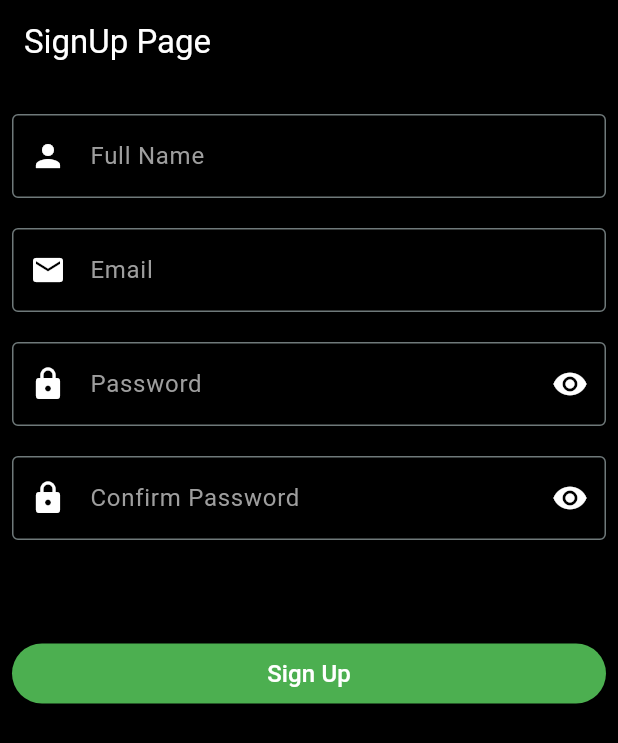
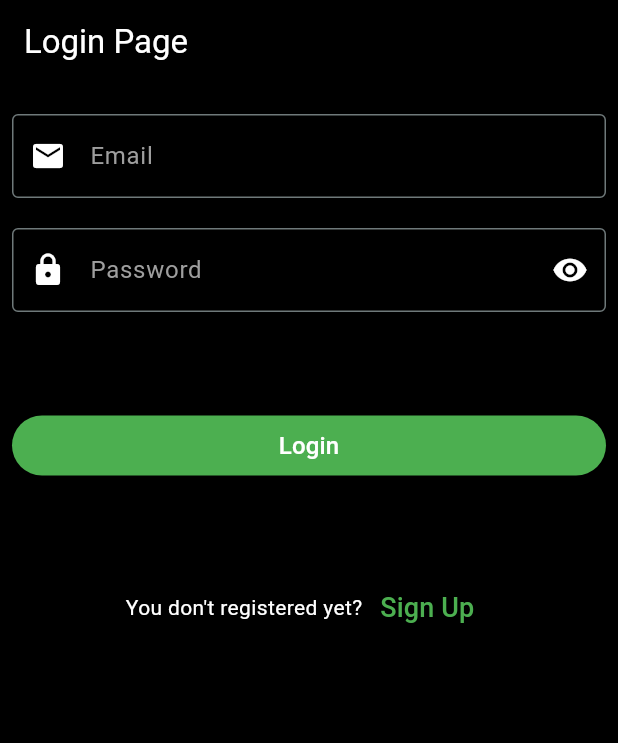
Before and after one commit to mohamedsalah918101/shopping-app, a Flutter app: the screen it shows after launch, on a phone screen of 412 x 824 dp. Shown: the top 743 px of the screen. Run offline on Flutter 3.47's test engine with Material 3 defaults, Android fonts, the phone set to English and light mode, and no system bars; our stand-ins replace easy_localization, firebase_auth, firebase_core, page_transition; accounts and stored records are empty; generated files the repository leaves out were written again.

```diff
--- /dev/null
+++ b/lib/login_page.dart
@@ -0,0 +1,183 @@
+import 'package:firebase_auth/firebase_auth.dart';
+import 'package:flutter/material.dart';
+import 'package:page_transition/page_transition.dart';
+import 'package:shopping_app/shopping_page.dart';
+import 'package:shopping_app/signup_page.dart';
+
+class LoginPage extends StatefulWidget {
+  const LoginPage({super.key});
+
+  @override
+  State<LoginPage> createState() => _LoginPageState();
+}
+
+class _LoginPageState extends State<LoginPage> {
+  final _formKey = GlobalKey<FormState>();
+  TextEditingController emailController = TextEditingController();
+  TextEditingController passwordController = TextEditingController();
+  bool hiddenPassword = true;
+
+  @override
+  Widget build(BuildContext context) {
+    return Scaffold(
+      backgroundColor: Colors.black,
+      appBar: AppBar(
+        backgroundColor: Colors.black,
+        automaticallyImplyLeading: false,
+        title: Text(
+          "Login Page",
+          style: TextStyle(color: Colors.white),
+        ),
+      ),
+      body: SingleChildScrollView(
+        padding: EdgeInsets.symmetric(vertical: 20, horizontal: 8),
+        child: Form(
+            key: _formKey,
+            child: Column(
+              crossAxisAlignment: CrossAxisAlignment.stretch,
+              spacing: 20,
+              children: [
+                TextFormField(
+                  controller: emailController,
+                  style: TextStyle(color: Colors.white),
+                  decoration: InputDecoration(
+                      labelText: 'Email',
+                      labelStyle: TextStyle(color: Colors.grey),
+                      border: OutlineInputBorder(),
+                      prefixIcon: Icon(
+                        Icons.email,
+                        color: Colors.white,
+                      )),
+                  validator: (value) {
+                    if (value == null || value.isEmpty) {
+                      return 'Please enter your email';
+                    }
+                    if (!value.contains('@')) {
+                      return 'Email must contain @';
+                    }
+                    return null;
+                  },
+                ),
+                TextFormField(
+                  controller: passwordController,
+                  style: TextStyle(color: Colors.white),
+                  obscureText: hiddenPassword,
+                  decoration: InputDecoration(
+                    labelText: 'Password',
+                    labelStyle: TextStyle(color: Colors.grey),
+                    border: OutlineInputBorder(),
+                    prefixIcon: Icon(
+                      Icons.lock,
+                      color: Colors.white,
+                    ),
+                    suffixIcon: IconButton(
+                      onPressed: () {
+                        togglePassword();
+                      },
+                      icon: Icon(
+                        hiddenPassword ? Icons.visibility : Icons.visibility_off,
+                        color: Colors.white,
+                      ),
+                    ),
+                  ),
+                  validator: (value) {
+                    if (value == null || value.isEmpty) {
+                      return 'Please enter your password';
+                    }
+                    if (value.length < 6) {
+                      return 'Password must be at least 6 characters';
+                    }
+                    return null;
+                  },
+                ),
+                SizedBox(
+                  height: 25,
+                ),
+                ElevatedButton(
+                  onPressed: () async {
+                    if (_formKey.currentState!.validate()) {
+                      try {
+                        await FirebaseAuth.instance.signInWithEmailAndPassword(
+                          email: emailController.text,
+                          password: passwordController.text,
+                        );
+                          // Fade animation using PageTransition Package
+                          Navigator.push(
+                            context,
+                            PageTransition(
+                              type: PageTransitionType.fade,
+                              alignment: Alignment.topCenter,
+                              duration: Duration(seconds: 2),
+                              child: ShoppingPage(),
+                            ),
+                          );
+                      } on FirebaseAuthException catch (e) {
+                        if (e.code == 'user-not-found') {
+                          showErrorSnackBar('No user found for that email.');
+                        } else if (e.code == 'wrong-password') {
+                          showErrorSnackBar('Wrong password provided for that user.');
+                        }
+                      }
+                    } else {
+                       if (!emailController.text.contains('@')) {
+                        showErrorSnackBar("Email must contain @");
+                      } else if (passwordController.text.length < 6) {
+                        showErrorSnackBar(
+                            "Password must be at least 6 characters");
+                      }
+                    }
+                  },
+                  style: ElevatedButton.styleFrom(backgroundColor: Colors.green),
+                  child: Text(
+                    "Login",
+                    style: TextStyle(color: Colors.white, fontSize: 16),
+                  ),
+                ),
+                SizedBox(height: 20,),
+                Row(
+                  mainAxisAlignment: MainAxisAlignment.center,
+                  children: [
+                    Text(
+                      "You don't registered yet?",
+                      style: TextStyle(color: Colors.white),
+                    ),
+                    TextButton(
+                      onPressed: () {
+                        // Left to Right animation using PageTransition Package
+                        Navigator.push(
+                          context,
+                          PageTransition(
+                            type: PageTransitionType.leftToRight,
+                            alignment: Alignment.topCenter,
+                            duration: Duration(seconds: 1),
+                            child: SignupPage(),
+                          ),
+                        );
+                      },
+                      child: Text(
+                        "Sign Up",
+                        style: TextStyle(color: Colors.green, fontSize: 18),
+                      ),
+                    ),
+                  ],
+                )
+              ],
+            )
+        ),
+      ),
+    );
+  }
+
+  togglePassword() {
+    hiddenPassword = !hiddenPassword;
+    setState(() {});
+  }
+
+  showErrorSnackBar(String message) {
+    ScaffoldMessenger.of(context).showSnackBar(SnackBar(
+      content: Text(message),
+      backgroundColor: Colors.red,
+    ));
+  }
+
+}
--- a/lib/main.dart
+++ b/lib/main.dart
@@ -1,9 +1,15 @@
 import 'package:easy_localization/easy_localization.dart';
 import 'package:flutter/material.dart';
+import 'package:shopping_app/login_page.dart';
 import 'package:shopping_app/signup_page.dart';
+import 'package:firebase_core/firebase_core.dart';
+import 'firebase_options.dart';
 
 void main() async {
   WidgetsFlutterBinding.ensureInitialized();
+  await Firebase.initializeApp(
+    options: DefaultFirebaseOptions.currentPlatform,
+  );
   // using EasyLocalization Package for switch between Arabic and English
   await EasyLocalization.ensureInitialized();
   runApp(
@@ -34,7 +40,7 @@ class MyApp extends StatelessWidget {
         colorScheme: ColorScheme.fromSeed(seedColor: Colors.grey),
         useMaterial3: true,
       ),
-      home: const SignupPage(),
+      home: const LoginPage(),
     );
   }
 }
--- a/pubspec.yaml
+++ b/pubspec.yaml
@@ -36,6 +36,8 @@ dependencies:
   cupertino_icons: ^1.0.8
   page_transition: ^2.2.1
   easy_localization: ^3.0.7
+  firebase_core: ^3.10.1
+  firebase_auth: ^5.4.1
 
 dev_dependencies:
   flutter_test:
```
Also changed, not shown: lib/shopping_page.dart (+7 -2 lines), lib/signup_page.dart (+53 -1 lines), pubspec.lock, 2 other files.
